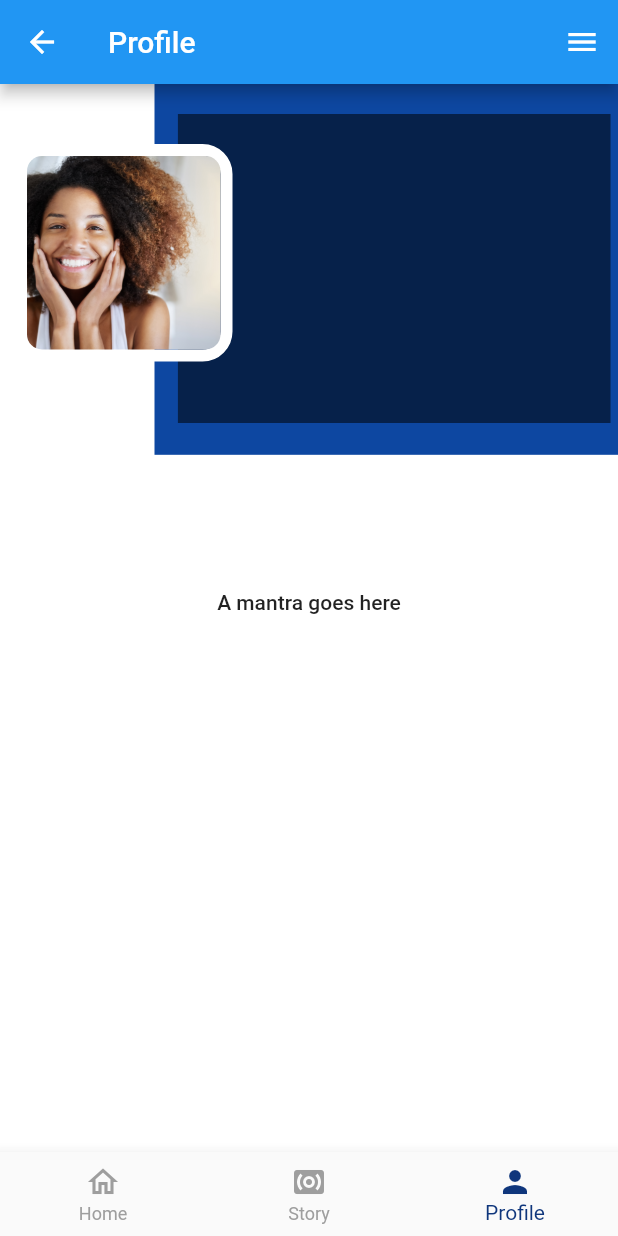
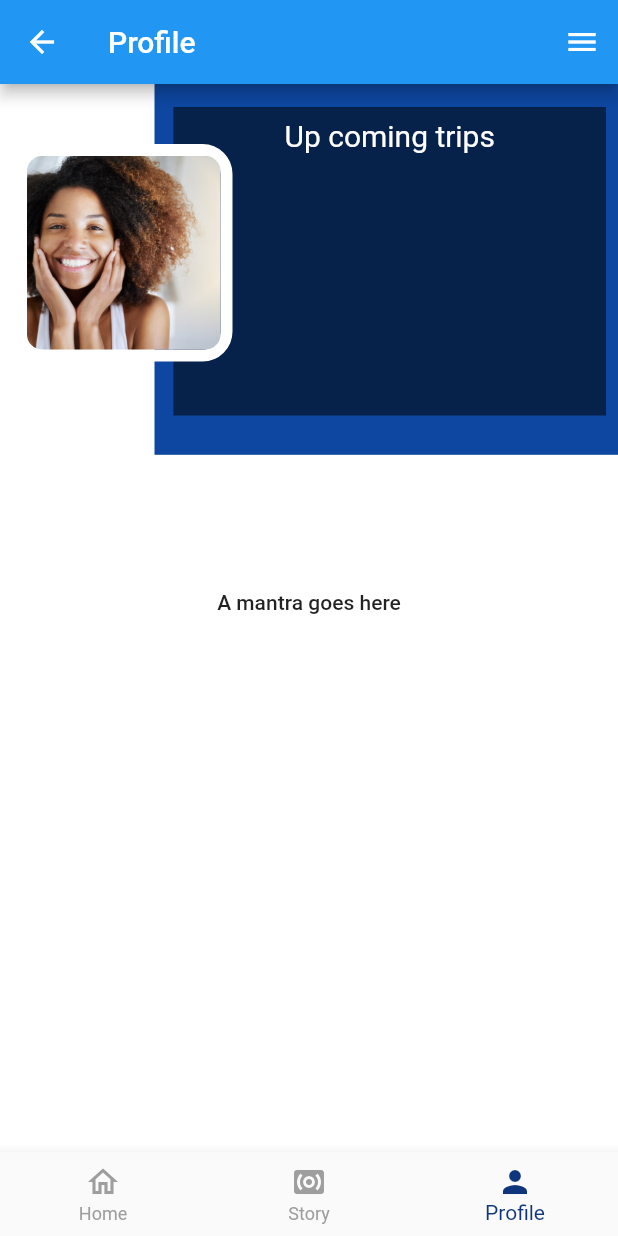
Before and after one commit to reewaz401/trabeely_app, a Flutter app: the TabsScreen screen opened by its route, item 3 of the bottom bar chosen, on a phone screen of 412 x 824 dp. Run offline on Flutter 3.47's test engine with Material 2 defaults, Android fonts, the phone set to English and light mode, and no system bars; our stand-ins replace cool_alert, date_time_picker, flutter_svg, image_picker, shared_preferences; accounts and stored records are empty; network calls fail; project files that could hold a hidden picture were left out.

Commit message:
routing arranged

```diff
--- a/lib/screens/homePage/Category/Components/results_widget.dart
+++ b/lib/screens/homePage/Category/Components/results_widget.dart
@@ -20,6 +20,8 @@ class _ResultsWidgetState extends State<ResultsWidget> {
   @override
   void initState() {
     ViewData().viewData(widget.slectedType);
+    var a = ViewData().viewData(widget.slectedType);
+    print(a);
     super.initState();
   }
 
--- a/lib/screens/homePage/Category/category_screen.dart
+++ b/lib/screens/homePage/Category/category_screen.dart
@@ -46,19 +46,19 @@ class _CategoryScreenState extends State<CategoryScreen> {
                 child: SvgPicture.asset('assets/images/Restaurants.svg'),
               ),
               Tab(
-                child: SvgPicture.asset('assets/images/Restaurants.svg'),
+                child: SvgPicture.asset('assets/images/Clubs.svg'),
               ),
             ],
           ),
         ),
         body: TabBarView(
           children: [
-            ResultsWidget(args.type),
-            ResultsWidget(args.type),
-            ResultsWidget(args.type),
-            ResultsWidget(args.type),
-            ResultsWidget(args.type),
-            ResultsWidget(args.type),
+            ResultsWidget('All'),
+            ResultsWidget('Tours'),
+            ResultsWidget('Treks'),
+            ResultsWidget('Hotels'),
+            ResultsWidget('Restaurents'),
+            ResultsWidget('Clubs'),
           ],
         ),
       ),
--- a/lib/screens/user_profile_screen.dart
+++ b/lib/screens/user_profile_screen.dart
@@ -1,3 +1,4 @@
+import 'package:flutter/gestures.dart';
 import 'package:flutter/material.dart';
 import '../services/authentication.dart';
 import 'package:shared_preferences/shared_preferences.dart';
@@ -51,12 +52,75 @@ class _UserProfileScreenState extends State<UserProfileScreen> {
                 ),
               ),
               Positioned(
-                top: 20,
-                right: 5,
+                right: 8,
+                top: 15,
                 child: Container(
                   height: 0.25 * MediaQuery.of(context).size.height,
+                  //  color: Colors.red,
                   width: 0.70 * MediaQuery.of(context).size.width,
-                  decoration: BoxDecoration(color: Colors.black54),
+                  child: PageView(
+                    children: [
+                      Container(
+                        padding: EdgeInsets.all(8),
+                        height: 0.25 * MediaQuery.of(context).size.height,
+                        width: 0.70 * MediaQuery.of(context).size.width,
+                        decoration: BoxDecoration(color: Colors.black54),
+                        child: Column(
+                          children: [
+                            Text(
+                              "Up coming trips",
+                              style:
+                                  TextStyle(color: Colors.white, fontSize: 20),
+                            )
+                          ],
+                        ),
+                      ),
+                      Container(
+                        padding: EdgeInsets.only(top: 8, left: 60, right: 15),
+                        height: 0.25 * MediaQuery.of(context).size.height,
+                        width: 0.70 * MediaQuery.of(context).size.width,
+                        decoration: BoxDecoration(color: Colors.black54),
+                        child: Column(
+                          crossAxisAlignment: CrossAxisAlignment.start,
+                          children: [
+                            Row(
+                              mainAxisAlignment: MainAxisAlignment.spaceBetween,
+                              children: [
+                                Text(
+                                  "Rewards : ",
+                                  style: TextStyle(
+                                      color: Colors.white, fontSize: 18),
+                                ),
+                                Text(
+                                  "30 points",
+                                  style: TextStyle(
+                                      color: Colors.white, fontSize: 15),
+                                ),
+                              ],
+                            ),
+                            SizedBox(
+                              height: 25,
+                            ),
+                            Row(
+                              mainAxisAlignment: MainAxisAlignment.spaceBetween,
+                              children: [
+                                Text(
+                                  "Distance : ",
+                                  style: TextStyle(
+                                      color: Colors.white, fontSize: 18),
+                                ),
+                                Text(
+                                  "356 km",
+                                  style: TextStyle(
+                                      color: Colors.white, fontSize: 15),
+                                ),
+                              ],
+                            ),
+                          ],
+                        ),
+                      ),
+                    ],
+                  ),
                 ),
               ),
               Positioned(
```
